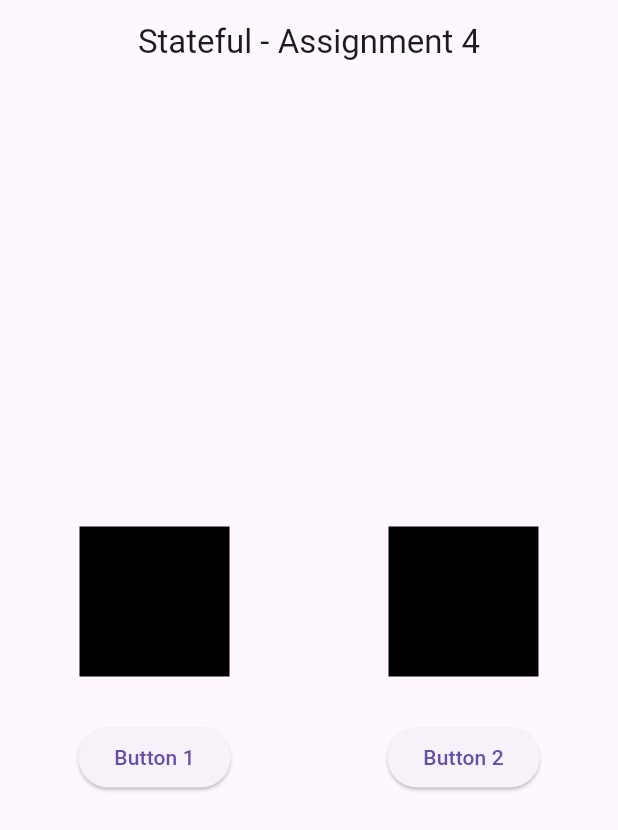
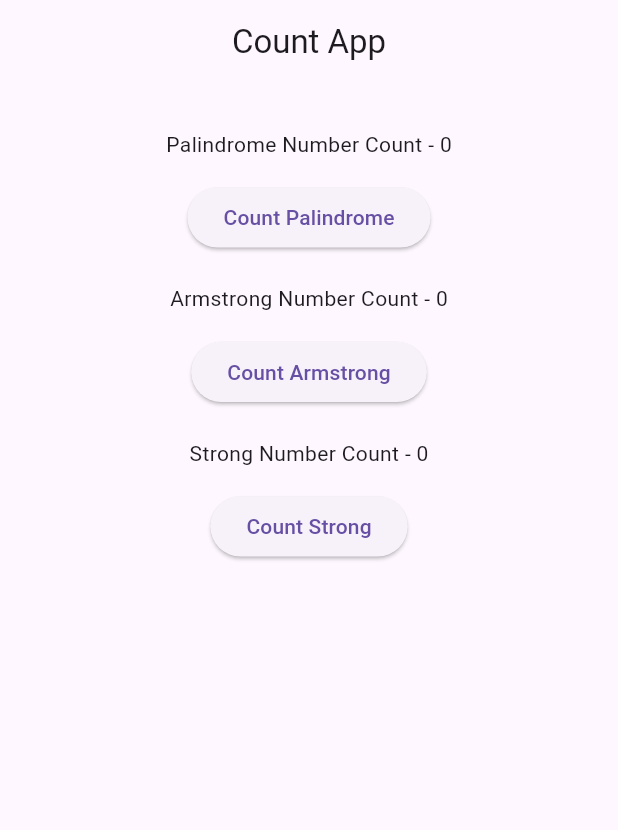
Before and after one commit to mayur-vishwakarma/c2w_flutter, a Flutter app: the screen it shows after launch, on a phone screen of 412 x 824 dp. Shown: the top 830 px of the screen. Run offline on Flutter 3.47's test engine with Material 3 defaults, Android fonts, the phone set to English and light mode, and no system bars.

Commit message:
Counter Assignment

```diff
--- /dev/null
+++ b/c2w_assignments/lib/CountApp/CountApp.dart
@@ -0,0 +1,136 @@
+import 'dart:math';
+
+import 'package:flutter/material.dart';
+
+class CountApp extends StatefulWidget {
+  const CountApp({super.key});
+
+  @override
+  State<CountApp> createState() => _CountAppState();
+}
+
+class _CountAppState extends State<CountApp> {
+  int pCount = 0;
+  int aCount = 0;
+  int sCount = 0;
+  List<int> pList = [121, 564, 987, 797, 25, 35, 48, 464];
+  List<int> aList = [28, 153, 123838];
+  List<int> sList = [
+    2,
+    145,
+    65,
+    79432,
+    5463,
+  ];
+  void countPalindrome() {
+    for (int i in pList) {
+      int temp = i;
+      int rev = 0;
+      for (; i != 0;) {
+        int t = i % 10;
+        rev = rev * 10 + t;
+        i = i ~/ 10;
+      }
+      if (rev == temp) {
+        pCount++;
+      }
+    }
+  }
+
+  void countArmstrong() {
+    for (int i in aList) {
+      int temp = i;
+      int rev = 0;
+      for (; i != 0;) {
+        int t = i % 10;
+        rev += pow(t, 3) as int;
+        i = i ~/ 10;
+      }
+      if (rev == temp) {
+        aCount++;
+      }
+    }
+  }
+
+  void countStrong() {
+    for (int i in sList) {
+      int temp = i;
+      int sum = 0;
+      for (; i != 0;) {
+        int t = i % 10;
+        int f = 1;
+        for (int j = 1; j <= t; j++) {
+          f = f * j;
+        }
+        sum = sum + (t * t * t);
+
+        i = i ~/ 10;
+      }
+      if (sum == temp) {
+        sCount++;
+      }
+    }
+  }
+
+  @override
+  Widget build(BuildContext context) {
+    return Scaffold(
+      appBar: AppBar(
+        title: const Center(
+          child: Text("Count App"),
+        ),
+      ),
+      body: Center(
+        child: Column(
+          children: [
+            const SizedBox(
+              height: 30,
+            ),
+            Text("Palindrome Number Count - $pCount"),
+            const SizedBox(
+              height: 15,
+            ),
+            ElevatedButton(
+              onPressed: () {
+                setState(() {
+                  countPalindrome();
+                });
+              },
+              child: const Text("Count Palindrome"),
+            ),
+            const SizedBox(
+              height: 20,
+            ),
+            Text("Armstrong Number Count - $aCount"),
+            const SizedBox(
+              height: 15,
+            ),
+            ElevatedButton(
+              onPressed: () {
+                setState(() {
+                  countArmstrong();
+                });
+              },
+              child: const Text("Count Armstrong"),
+            ),
+            const SizedBox(
+              height: 20,
+            ),
+            Text("Strong Number Count - $sCount"),
+            const SizedBox(
+              height: 15,
+            ),
+            ElevatedButton(
+              onPressed: () {
+                setState(() {
+                  countStrong();
+                });
+              },
+              child: const Text("Count Strong"),
+            )
+          ],
+        ),
+      ),
+    );
+  }
+}
--- a/c2w_assignments/lib/Stateful_Assignments/assignment4.dart
+++ b/c2w_assignments/lib/Stateful_Assignments/assignment4.dart
@@ -10,6 +10,7 @@ class Assignment4 extends StatefulWidget {
 class _Assignment4State extends State<Assignment4> {
   int boxColorIndex1 = 0;
   int boxColorIndex2 = 0;
+
   List<Color> boxColor1 = [
     Colors.black,
     Colors.red,
--- a/c2w_assignments/lib/main.dart
+++ b/c2w_assignments/lib/main.dart
@@ -1,3 +1,4 @@
+
 import 'package:flutter/material.dart';
 
 //import 'package:c2w_assignments/Assignments/Assignment1.dart';
@@ -7,7 +8,8 @@ import 'package:flutter/material.dart';
 //import 'package:c2w_assignments/Stateful_Assignments/assignment1.dart';
 //import 'package:c2w_assignments/Stateful_Assignments/assignment2.dart';
 //import 'package:c2w_assignments/Stateful_Assignments/assignment3.dart';
-import 'package:c2w_assignments/Stateful_Assignments/assignment4.dart';
+//import 'package:c2w_assignments/Stateful_Assignments/assignment4.dart';
+import 'package:c2w_assignments/CountApp/CountApp.dart';
 
 void main() {
   runApp(const MyApp());
@@ -20,7 +22,7 @@ class MyApp extends StatelessWidget {
   Widget build(BuildContext context) {
     return const MaterialApp(
       debugShowCheckedModeBanner: false,
-      home: Assignment4(),
+      home: CountApp(),
     );
   }
 }
```
